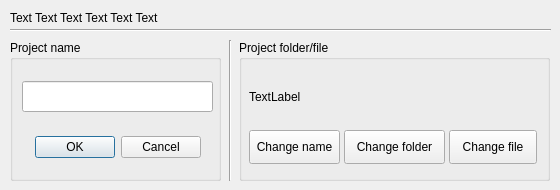
First picture: the form in SubClasses/modifyoptionsproject.ui, repository Far4X/QTSM, before the edit.
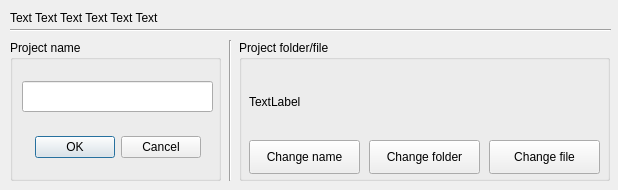
Second picture: the form after the edit.

Commit message: I avanced on the options window, with making the rename func fully op, and I made the start to make the functions to the change the file/folder

Patch:
```diff
--- a/SubClasses/modifyoptionsproject.ui
+++ b/SubClasses/modifyoptionsproject.ui
@@ -6,7 +6,7 @@
    <rect>
     <x>0</x>
     <y>0</y>
-    <width>560</width>
+    <width>618</width>
     <height>190</height>
    </rect>
   </property>
@@ -16,12 +16,6 @@
     <height>190</height>
    </size>
   </property>
-  <property name="maximumSize">
-   <size>
-    <width>560</width>
-    <height>190</height>
-   </size>
-  </property>
   <property name="windowTitle">
    <string>Form</string>
   </property>
@@ -43,7 +37,7 @@
     <rect>
      <x>10</x>
      <y>20</y>
-     <width>541</width>
+     <width>601</width>
      <height>21</height>
     </rect>
    </property>
@@ -105,7 +99,7 @@
     <rect>
      <x>239</x>
      <y>40</y>
-     <width>311</width>
+     <width>371</width>
      <height>141</height>
     </rect>
    </property>
@@ -116,11 +110,17 @@
     <property name="geometry">
      <rect>
       <x>10</x>
-      <y>36</y>
-      <width>291</width>
-      <height>41</height>
+      <y>26</y>
+      <width>351</width>
+      <height>71</height>
      </rect>
     </property>
+    <property name="sizePolicy">
+     <sizepolicy hsizetype="MinimumExpanding" vsizetype="MinimumExpanding">
+      <horstretch>0</horstretch>
+      <verstretch>0</verstretch>
+     </sizepolicy>
+    </property>
     <property name="text">
      <string>TextLabel</string>
     </property>
@@ -129,8 +129,8 @@
     <property name="geometry">
      <rect>
       <x>10</x>
-      <y>90</y>
-      <width>91</width>
+      <y>100</y>
+      <width>111</width>
       <height>34</height>
      </rect>
     </property>
@@ -141,9 +141,9 @@
    <widget class="QPushButton" name="buttonChangeFolder">
     <property name="geometry">
      <rect>
-      <x>105</x>
-      <y>90</y>
-      <width>101</width>
+      <x>130</x>
+      <y>100</y>
+      <width>111</width>
       <height>34</height>
      </rect>
     </property>
@@ -154,9 +154,9 @@
    <widget class="QPushButton" name="buttonChangeFile">
     <property name="geometry">
      <rect>
-      <x>210</x>
-      <y>90</y>
-      <width>88</width>
+      <x>250</x>
+      <y>100</y>
+      <width>111</width>
       <height>34</height>
      </rect>
     </property>
```
Left out of the diff: 6 changed lines with no effect on the pictures. The commit also changes 4 other files.
